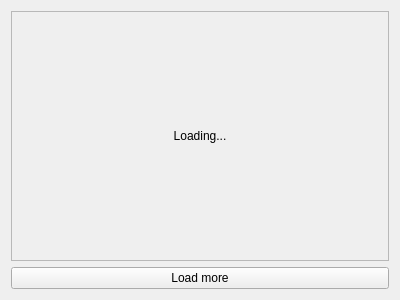
The window that series_list/interface/series.ui (nvbn/series_list) describes before a commit, drawn with Qt 5.
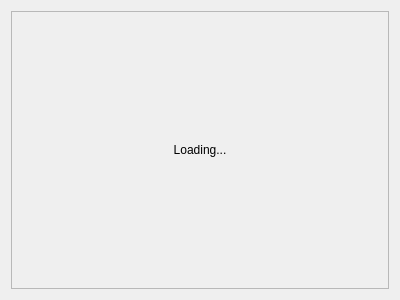
The same window after the commit. Icons and pictures are not drawn.

Commit message: Add endless scroll

The edit to the form file:
```diff
--- a/series_list/interface/series.ui
+++ b/series_list/interface/series.ui
@@ -25,7 +25,7 @@
         <x>0</x>
         <y>0</y>
         <width>380</width>
-        <height>247</height>
+        <height>280</height>
        </rect>
       </property>
       <layout class="QVBoxLayout" name="verticalLayout_3">
@@ -43,18 +43,6 @@
      </widget>
     </widget>
    </item>
-   <item>
-    <widget class="QPushButton" name="moreButton">
-     <property name="text">
-      <string>Load more</string>
-     </property>
-     <property name="icon">
-      <iconset theme="down">
-       <normaloff/>
-      </iconset>
-     </property>
-    </widget>
-   </item>
   </layout>
  </widget>
  <resources/>
```
The commit also changes 1 other file.
